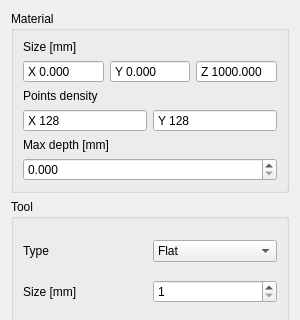
Old version of the form Controls/Modules/CNCRouterModule/cncroutermodule.ui in the repository VenMolom/GeometricModeling; both pictures show x 0 to 300 and y 0 to 320 of the 300 by 631 pixel window.
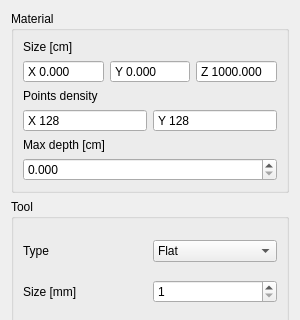
New version of the form.

Patch:
```diff
--- a/Controls/Modules/CNCRouterModule/cncroutermodule.ui
+++ b/Controls/Modules/CNCRouterModule/cncroutermodule.ui
@@ -271,14 +271,14 @@
       <item row="4" column="0">
        <widget class="QLabel" name="maxDepthLabel">
         <property name="text">
-         <string>Max depth [mm]</string>
+         <string>Max depth [cm]</string>
         </property>
        </widget>
       </item>
       <item row="0" column="0" colspan="2">
        <widget class="QLabel" name="sizeLabel">
         <property name="text">
-         <string>Size [mm]</string>
+         <string>Size [cm]</string>
         </property>
        </widget>
       </item>
```
